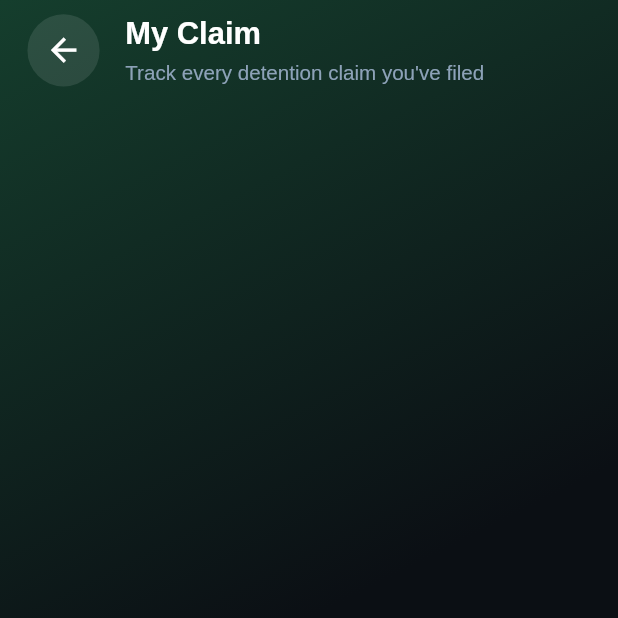
After one commit to backbencherstudio/lukethompson13, a Flutter app: the ClaimDetail screen opened directly, on a phone screen of 412 x 824 dp, the top half of it. The commit adds this screen. Run offline on Flutter 3.47's test engine with Material 3 defaults, Android fonts, the phone set to English and light mode, and no system bars; our stand-ins replace carousel_slider, connectivity_plus, dio, dotted_border, fl_chart, flutter_riverpod and 3 more; missing offline and left inert: otp_pin_field; accounts and stored records are empty.

Commit message:
some edit

```diff
--- /dev/null
+++ b/lib/presentation/profile/view/widget/claim_detail.dart
@@ -0,0 +1,73 @@
+import 'package:flutter/material.dart';
+import 'package:flutter_screenutil/flutter_screenutil.dart';
+import 'package:lukethompson/core/resource/constants/color_manager.dart';
+
+class ClaimDetail extends StatelessWidget {
+  const ClaimDetail({super.key});
+
+  @override
+  Widget build(BuildContext context) {
+    return Scaffold(
+      body: Container(
+        width: double.infinity,
+        height: double.infinity,
+        decoration: const BoxDecoration(
+          gradient: LinearGradient(
+            begin: Alignment.topLeft,
+            end: Alignment.center,
+            colors: [ColorManager.secondary, ColorManager.primary],
+          ),
+        ),child: SafeArea(
+          child: Padding(
+            padding:  EdgeInsets.symmetric(horizontal: 16.w,vertical: 8.h),
+            child: Column(
+              children: [
+                  Row(
+                    crossAxisAlignment: CrossAxisAlignment.center,
+                    children: [
+                      GestureDetector(
+                        onTap: () => Navigator.pop(context),
+                        child: Container(
+                          padding: EdgeInsets.all(10.r),
+                          decoration: BoxDecoration(
+                            color: Colors.white.withOpacity(0.1),
+                            shape: BoxShape.circle,
+                          ),
+                          child: Icon(
+                            Icons.arrow_back,
+                            color: Colors.white,
+                            size: 22.sp,
+                          ),
+                        ),
+                      ),
+                      SizedBox(width: 15.w),
+                      Column(
+                        crossAxisAlignment: CrossAxisAlignment.start,
+                        children: [
+                          Text(
+                            "My Claim",
+                            style: TextStyle(
+                              color: Colors.white,
+                              fontSize: 18.sp,
+                              fontWeight: FontWeight.w600,
+                            ),
+                          ),
+                          SizedBox(height: 5.h),
+                          Text(
+                            "Track every detention claim you've filed",
+                            style: TextStyle(
+                              color: const Color(0xff8DA2B8),
+                              fontSize: 12.sp,
+                            ),
+                          ),
+                        ],
+                      ),
+                    ],
+                  ),
+              ],
+            ),
+          ),
+        ),
+    ));
+  }
+}
--- a/lib/presentation/profile/view/widget/my_claim_screen.dart
+++ b/lib/presentation/profile/view/widget/my_claim_screen.dart
@@ -45,7 +45,7 @@ class _MyClaimScreenState extends State<MyClaimScreen> {
               child: Column(
                 crossAxisAlignment: CrossAxisAlignment.start,
                 children: [
-                  // --- Header Row ---
+
                   Row(
                     crossAxisAlignment: CrossAxisAlignment.center,
                     children: [
--- a/lib/presentation/profile/view/widget/recent_activity.dart
+++ b/lib/presentation/profile/view/widget/recent_activity.dart
@@ -8,10 +8,10 @@ class CustomJobCard extends StatelessWidget {
   final Color? amountColor;
   final Color? statusTextColor;
   final Color? statusBgColor;
-  final Color? borderColor; // বর্ডার কালার পাস করার জন্য
+  final Color? borderColor;
   final IconData? icon;
   final Color? iconColor;
-  final VoidCallback? onTap; // ক্লিক হ্যান্ডেল করার জন্য
+  final VoidCallback? onTap;
 
   const CustomJobCard({
     super.key,
@@ -33,12 +33,11 @@ class CustomJobCard extends StatelessWidget {
     return GestureDetector(
       onTap: onTap,
       child: Container(
-        margin: const EdgeInsets.symmetric(vertical: 8, horizontal: 16),
+        margin: const EdgeInsets.symmetric(vertical: 8,),
         padding: const EdgeInsets.all(16),
         decoration: BoxDecoration(
           color: const Color(0xFF1A1F26),
           borderRadius: BorderRadius.circular(12),
-          // যদি borderColor পাস করা হয় তবে সেটা দেখাবে, নাহলে স্বচ্ছ থাকবে
           border: Border.all(
             color: borderColor ?? Colors.transparent,
             width: 1.5,
```
